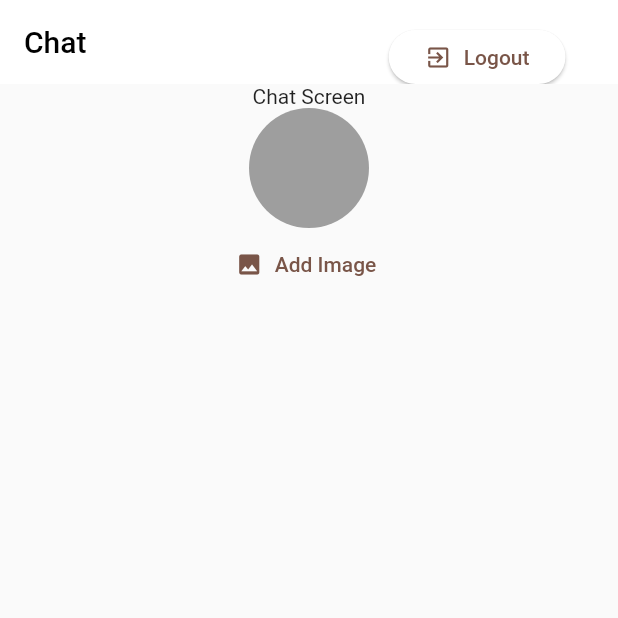
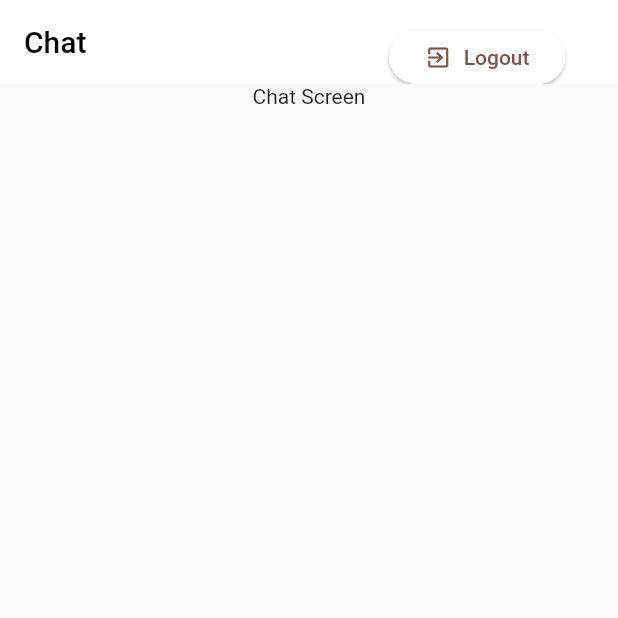
Before and after one commit to ashikurrahmanbhuiyan/final_project_chat_app, a Flutter app: the screen it shows once a user with an empty profile is signed in, on a phone screen of 412 x 824 dp, the top half of it. Run offline on Flutter 3.47's test engine with Material 2 defaults, Android fonts, the phone set to English and light mode, and no system bars; our stand-ins replace firebase_auth, firebase_core, firebase_storage, image_picker; accounts and stored records are empty.

Commit message:
nothing, working fine

```diff
--- a/lib/chat.dart
+++ b/lib/chat.dart
@@ -1,6 +1,3 @@
-import 'dart:io';
-
-import 'package:final_project_chat_app/widgets/user_image_picker.dart';
 import 'package:firebase_auth/firebase_auth.dart';
 import 'package:flutter/material.dart';
 
@@ -31,21 +28,10 @@ class ChatScreen extends StatelessWidget {
           )
         ],
       ),
-      body: Column(
+      body: const Column(
         children: [
-          const Center(
+           Center(
             child: Text('Chat Screen'),
-          ),
-          UserImagePicker(
-            onPickImage: (userImage) {
-              //show image on screen
-                CircleAvatar(
-                  radius: 40,
-                  backgroundColor: Colors.grey,
-                  // ignore: unnecessary_null_comparison
-                  foregroundImage: userImage!=null? FileImage(userImage):null,
-                );
-            }
           ),
         ],
       ),
```
